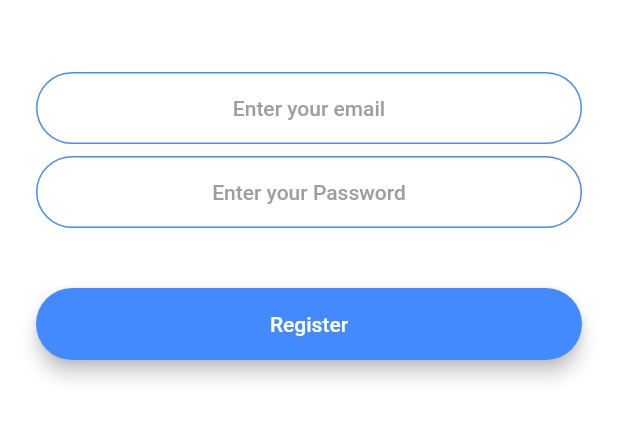
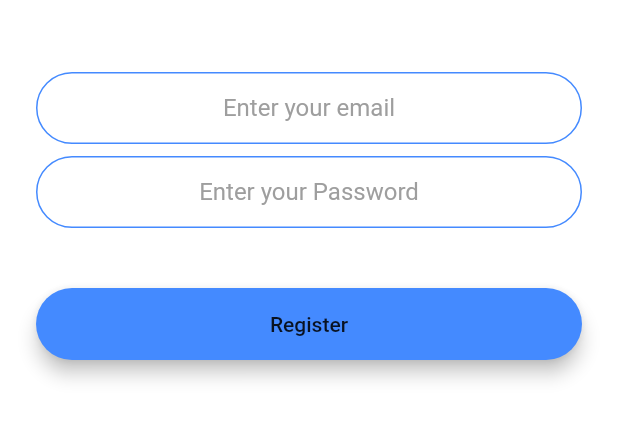
Before and after one commit to ganesh7262/flutter, a Flutter app: the screen it shows after launch, after a tap on "Register", on a phone screen of 412 x 824 dp, the part 576-1018 px from its top. Run offline on Flutter 3.47's test engine with Material 2 defaults, Android fonts, the phone set to English and light mode, and no system bars; drawn by our look-alikes of modal_progress_hud_nsn; our stand-ins replace animated_text_kit, audioplayers, cloud_firestore, firebase_auth, firebase_core, flutter_spinkit and 2 more; accounts and stored records are empty.

Commit message:
bugs update

```diff
--- a/Flutter-dev/flash_chat/lib/main.dart
+++ b/Flutter-dev/flash_chat/lib/main.dart
@@ -4,12 +4,11 @@ import 'package:flash_chat/screens/welcome_screen.dart';
 import 'package:flash_chat/screens/login_screen.dart';
 import 'package:flash_chat/screens/registration_screen.dart';
 import 'package:flash_chat/screens/chat_screen.dart';
-import 'package:firebase_auth/firebase_auth.dart';
 
 void main() async {
   WidgetsFlutterBinding.ensureInitialized();
   await Firebase.initializeApp();
-  runApp(FlashChat());
+  runApp(const FlashChat());
 }
 
 class FlashChat extends StatelessWidget {
@@ -18,10 +17,6 @@ class FlashChat extends StatelessWidget {
   @override
   Widget build(BuildContext context) {
     return MaterialApp(
-      theme: ThemeData.dark().copyWith(
-        useMaterial3: true,
-        scaffoldBackgroundColor: Colors.white,
-      ),
       initialRoute: WelcomeScreen.id,
       routes: {
         WelcomeScreen.id: (context) => WelcomeScreen(),
--- a/Flutter-dev/flash_chat/lib/screens/welcome_screen.dart
+++ b/Flutter-dev/flash_chat/lib/screens/welcome_screen.dart
@@ -19,7 +19,7 @@ class _WelcomeScreenState extends State<WelcomeScreen>
   Widget textAnimate() {
     return SizedBox(
       child: DefaultTextStyle(
-        style: TextStyle(
+        style: const TextStyle(
           color: Colors.black,
           fontSize: 45.0,
           fontWeight: FontWeight.w900,
@@ -29,7 +29,7 @@ class _WelcomeScreenState extends State<WelcomeScreen>
           animatedTexts: [
             TypewriterAnimatedText(
               'Flash Chat',
-              speed: Duration(milliseconds: 150),
+              speed: const Duration(milliseconds: 150),
             )
           ],
         ),
@@ -60,7 +60,7 @@ class _WelcomeScreenState extends State<WelcomeScreen>
     return Scaffold(
       backgroundColor: Colors.white,
       body: Padding(
-        padding: EdgeInsets.symmetric(horizontal: 24.0),
+        padding: const EdgeInsets.symmetric(horizontal: 24.0),
         child: Column(
           mainAxisAlignment: MainAxisAlignment.center,
           crossAxisAlignment: CrossAxisAlignment.stretch,
@@ -69,9 +69,9 @@ class _WelcomeScreenState extends State<WelcomeScreen>
               children: <Widget>[
                 Hero(
                   tag: 'logo',
-                  child: Container(
+                  child: SizedBox(
+                    height: 60,
                     child: Image.asset('images/logo.png'),
-                    height: 60,
                   ),
                 ),
                 textAnimate(),
```
Also changed, not shown: Flutter-dev/flash_chat/lib/screens/login_screen.dart (+17 -1 lines).
